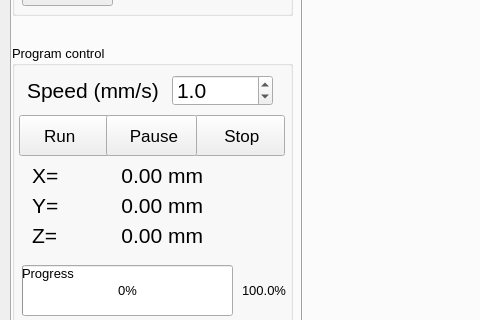
Above: GUI/mainwindow.ui from kleeaar/PiCNiC before the change; both pictures show x 0 to 480 and y 126 to 446 of the 1000 by 700 pixel window. Below: the same form after it.
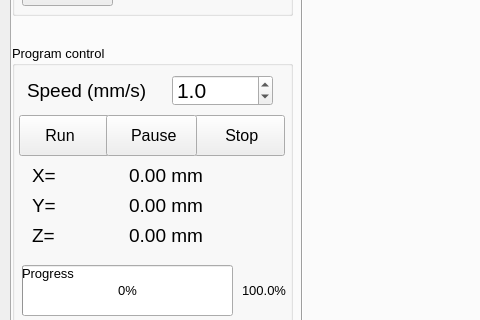
That is the form after the change. The open tabs and pages were chosen to show the change. Icons and pictures are not drawn.

Patch:
```diff
--- a/GUI/mainwindow.ui
+++ b/GUI/mainwindow.ui
@@ -1097,7 +1097,7 @@
        <property name="font">
         <font>
          <family>.AppleSystemUIFont</family>
-         <pointsize>13</pointsize>
+         <pointsize>12</pointsize>
          <weight>50</weight>
          <italic>false</italic>
          <bold>false</bold>
@@ -1126,7 +1126,7 @@
        <property name="font">
         <font>
          <family>.AppleSystemUIFont</family>
-         <pointsize>13</pointsize>
+         <pointsize>12</pointsize>
          <weight>50</weight>
          <italic>false</italic>
          <bold>false</bold>
@@ -1186,7 +1186,7 @@
        <property name="font">
         <font>
          <family>.AppleSystemUIFont</family>
-         <pointsize>16</pointsize>
+         <pointsize>14</pointsize>
         </font>
        </property>
        <property name="styleSheet">
@@ -1208,7 +1208,7 @@
        <property name="font">
         <font>
          <family>.AppleSystemUIFont</family>
-         <pointsize>16</pointsize>
+         <pointsize>14</pointsize>
         </font>
        </property>
        <property name="styleSheet">
@@ -1230,7 +1230,7 @@
        <property name="font">
         <font>
          <family>.AppleSystemUIFont</family>
-         <pointsize>16</pointsize>
+         <pointsize>14</pointsize>
         </font>
        </property>
        <property name="styleSheet">
@@ -1252,7 +1252,7 @@
        <property name="font">
         <font>
          <family>.AppleSystemUIFont</family>
-         <pointsize>16</pointsize>
+         <pointsize>14</pointsize>
         </font>
        </property>
        <property name="styleSheet">
@@ -1277,7 +1277,7 @@
        <property name="font">
         <font>
          <family>.AppleSystemUIFont</family>
-         <pointsize>16</pointsize>
+         <pointsize>14</pointsize>
         </font>
        </property>
        <property name="styleSheet">
@@ -1302,7 +1302,7 @@
        <property name="font">
         <font>
          <family>.AppleSystemUIFont</family>
-         <pointsize>16</pointsize>
+         <pointsize>14</pointsize>
         </font>
        </property>
        <property name="styleSheet">
@@ -1377,7 +1377,7 @@
        </property>
        <property name="font">
         <font>
-         <pointsize>16</pointsize>
+         <pointsize>14</pointsize>
         </font>
        </property>
        <property name="styleSheet">
@@ -1399,7 +1399,7 @@
        <property name="font">
         <font>
          <family>.AppleSystemUIFont</family>
-         <pointsize>13</pointsize>
+         <pointsize>12</pointsize>
          <weight>50</weight>
          <italic>false</italic>
          <bold>false</bold>
```
Left out of the diff: 22 changed lines with no effect on the pictures.
